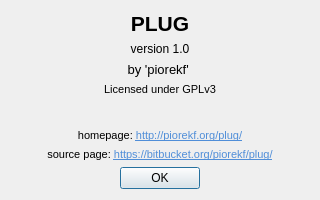
Before: the Qt Designer form plug/about.ui in b2ornot2b/plug, drawn with Qt 5.
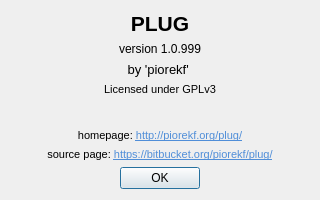
After: the same form once the commit is applied.

Commit message: Small changes in initialization needed for firmware v1.8

Diff of the .ui file:
```diff
--- a/plug/about.ui
+++ b/plug/about.ui
@@ -34,7 +34,7 @@
    <item>
     <widget class="QLabel" name="label_6">
      <property name="text">
-      <string>version 1.0</string>
+      <string>version 1.0.999</string>
      </property>
      <property name="alignment">
       <set>Qt::AlignCenter</set>
```
The commit also changes 2 other files.
